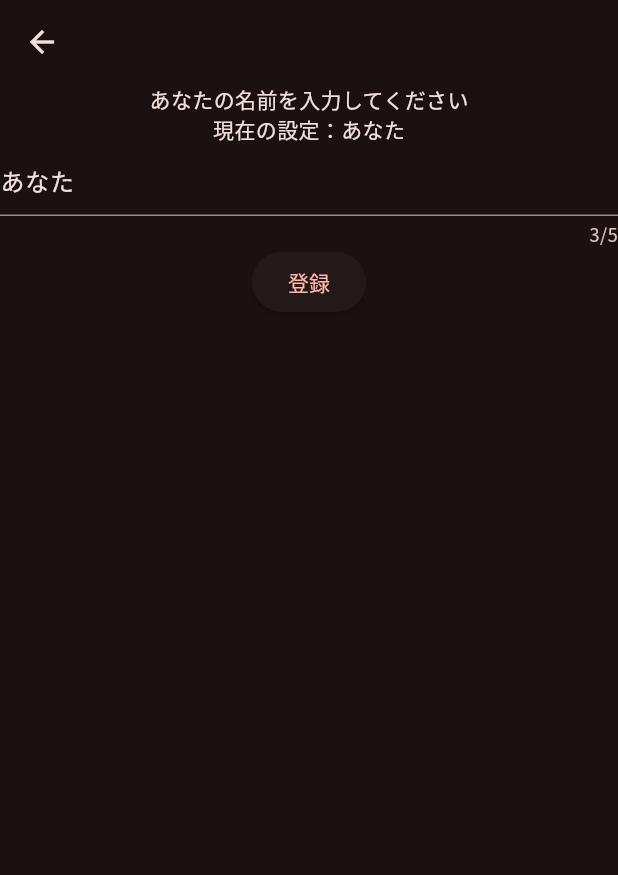
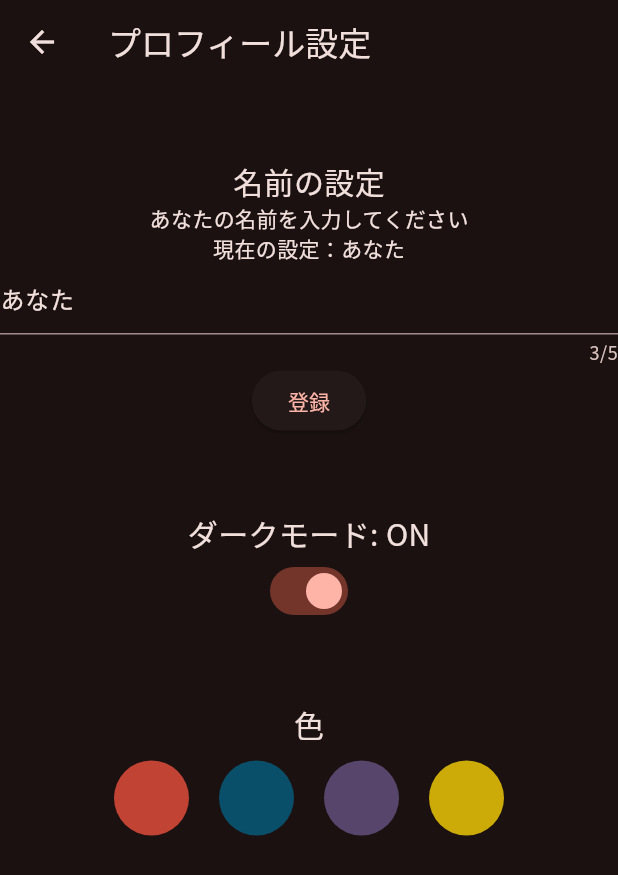
Before and after one commit to Mayuge-SAKANA/kyudoapp, a Flutter app: the screen it shows after launch, in the side drawer, after a tap on "プロフィール", on a phone screen of 412 x 824 dp. Shown: the top 875 px of the screen. Run offline on Flutter 3.47's test engine with Material 2 defaults, Android fonts, the phone set to English and light mode, and no system bars; our stand-ins replace flutter_datetime_picker, flutter_riverpod, flutter_svg, share, shared_preferences, sqflite; missing offline and left inert: configurable_expansion_tile_null_safety; accounts and stored records are empty.

Commit message:
カラーテーマ変更機能追加

```diff
--- a/lib/main.dart
+++ b/lib/main.dart
@@ -40,13 +40,7 @@ class KyudoApp extends ConsumerWidget {
     ref.read(gyoshaDatasProvider.notifier).loadGyoshaList(ref);
     return MaterialApp(
       title: 'Kyudo App',
-      theme: ThemeData(
-        colorSchemeSeed:  Color(0x00c14333),//Colors.blueGrey,
-        brightness: Brightness.dark,
-        useMaterial3: true,
-        visualDensity: VisualDensity.adaptivePlatformDensity,
-        fontFamily: 'NotoSansJP',
-      ),
+      theme: ref.watch(userDatasProvider).themeData,
       debugShowCheckedModeBanner: false,
       home: const MainView(),
     );
--- a/lib/widgets/editing_profile.dart
+++ b/lib/widgets/editing_profile.dart
@@ -4,15 +4,28 @@ import '../main.dart';
 
 class ProfileSetting extends ConsumerWidget{
   String? tempText;
+
   ProfileSetting({Key? key}) : super(key: key);
+  List<Color> colorList = [
+    Color(0x00c14333),
+    Color(0x00094F6A),
+    Color(0x0058456b),
+    Color(0x00ccab09)
+  ];
+
   @override
   Widget build(BuildContext context, WidgetRef ref){
-
+    bool _isOn = ref.watch(userDatasProvider).isDark;
     return Scaffold(
-      appBar: AppBar(),
-      body: Center(
+      appBar: AppBar(
+        title: Text("プロフィール設定"),
+      ),
+      body: SingleChildScrollView(
+        child: Center(
           child: Column(
             children: [
+              SizedBox(height: 50,),
+              Text("名前の設定",style: TextStyle(fontSize: 20),),
               Text("あなたの名前を入力してください"),
               Text("現在の設定："+ref.watch(userDatasProvider).userName),
               TextFormField(
@@ -37,11 +50,51 @@ class ProfileSetting extends ConsumerWidget{
                 onPressed: () {
                   ref.read(userDatasProvider.notifier).changeName(tempText??"");
                 },
+              ),
+
+              SizedBox(height: 50,),
+              Text("ダークモード: "+(_isOn?"ON":"OFF"),style: TextStyle(fontSize: 20),),
+              Switch(
+                activeColor:  Theme.of(context).colorScheme.primary,
+                activeTrackColor:  Theme.of(context).colorScheme.primaryContainer,
+                inactiveThumbColor: Theme.of(context).colorScheme.primary,
+                value: _isOn,
+                onChanged: (value) {
+                  _isOn = value;
+                  ref.watch(userDatasProvider.notifier).changeDark(_isOn);
+                },
+              ),
+
+              SizedBox(height: 50,),
+              Text("色",style: TextStyle(fontSize: 20),),
+              Row(
+                mainAxisAlignment: MainAxisAlignment.center,
+                children: [
+                  ...List.generate(colorList.length, (index) {
+                    return Padding(
+                      padding: EdgeInsets.all(10),
+                      child: SizedBox(
+                        height: 50,
+                        width: 50,
+                        child: Material(
+                          borderRadius: BorderRadius.circular(25.0),
+                          color: colorList[index].withOpacity(1),
+                          child: InkWell(
+                            borderRadius: BorderRadius.circular(25.0),
+                            onTap: () {
+                              ref.read(userDatasProvider.notifier).changeColor(colorList[index]);
+                              print("tapped");
+                            },
+                          ),
+                        ),
+                      ),
+                    );
+                  }
                   )
-
-
-
                 ],
+              ),
+            ],
+          ),
         ),
       ),
     );
```
Also changed, not shown: lib/data/control_appuserdata.dart (+25 -5 lines). Lines whose indentation alone changed are shown as unchanged.
